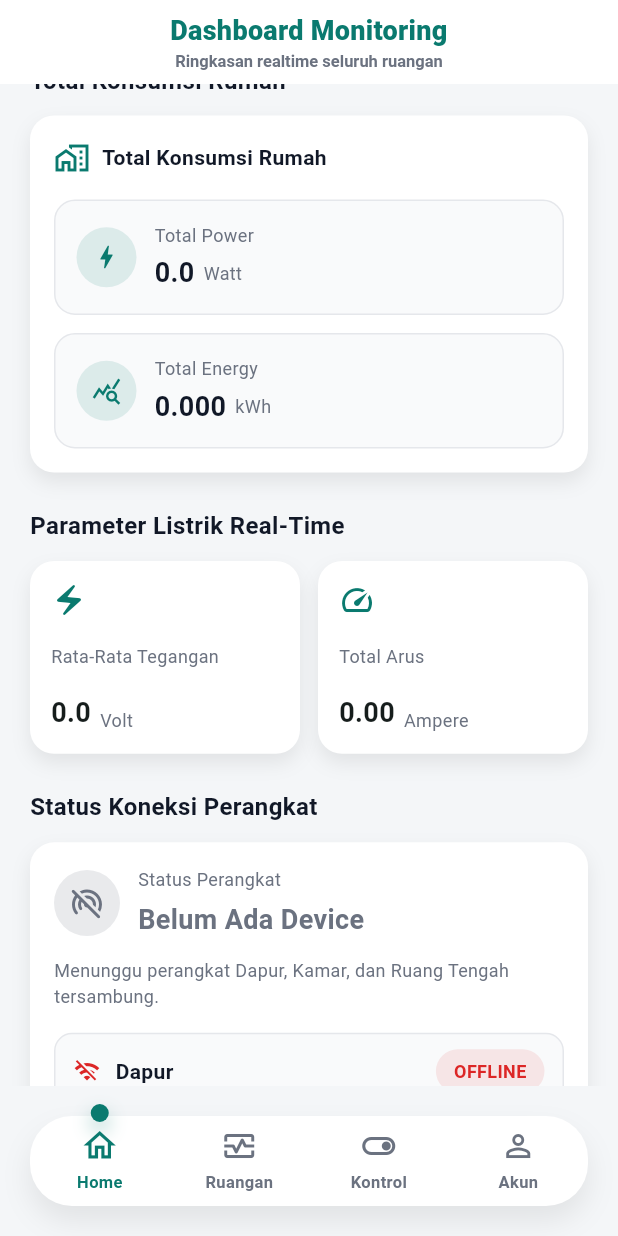
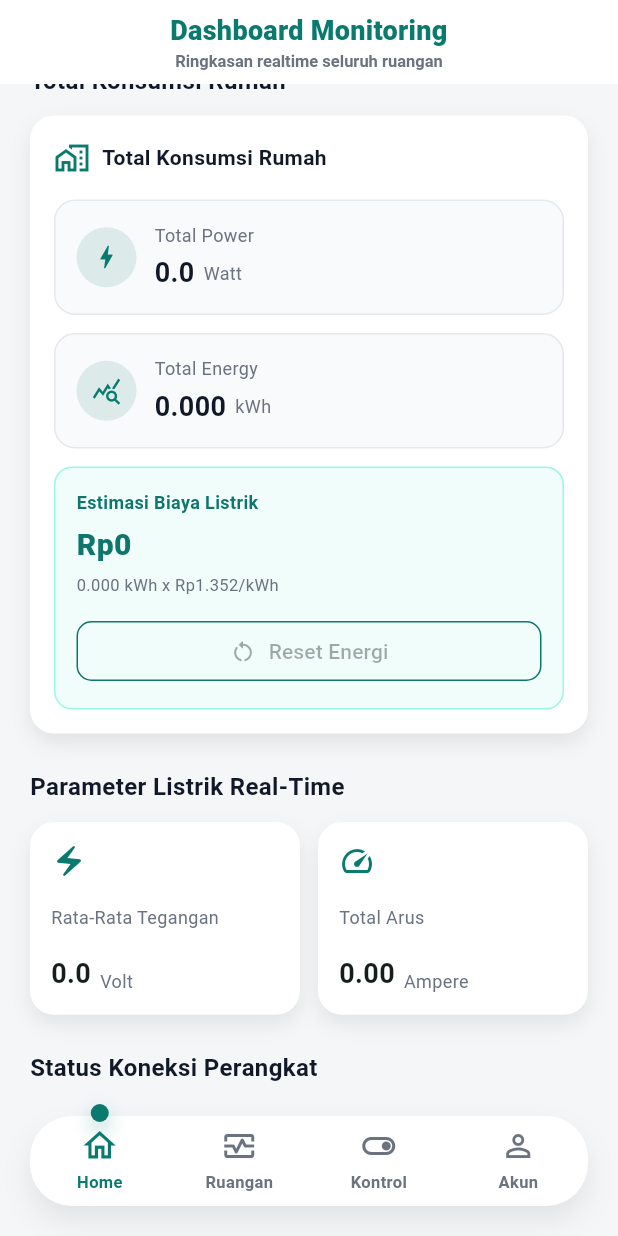
Before and after one commit to ridhoalpian/IoT-Power-Guard, a Flutter app: the HomeScreen screen opened directly, scrolled down 469 dp, on a phone screen of 412 x 824 dp. Run offline on Flutter 3.47's test engine with Material 3 defaults, Android fonts, the phone set to English and light mode, and no system bars; our stand-ins replace firebase_auth, firebase_core, firebase_database, firebase_messaging, flutter_local_notifications, google_sign_in and 1 more; accounts and stored records are empty.

Commit message:
feat: delete card popup & add cost total konsumsi

```diff
--- a/lib/core/features/home/widgets/home_widgets.dart
+++ b/lib/core/features/home/widgets/home_widgets.dart
@@ -263,12 +263,20 @@ class DeviceClassificationCard extends StatelessWidget {
 }
 
 class TotalConsumptionCard extends StatelessWidget {
-  const TotalConsumptionCard({super.key, required this.totalConsumption});
+  const TotalConsumptionCard({
+    super.key,
+    required this.totalConsumption,
+    this.onResetEnergy,
+  });
+
+  static const double _plnTariffPerKwh = 1352;
 
   final ElectricalData totalConsumption;
+  final VoidCallback? onResetEnergy;
 
   @override
   Widget build(BuildContext context) {
+    final estimatedCost = totalConsumption.energy * _plnTariffPerKwh;
     return _DashboardSurfaceCard(
       child: Padding(
         padding: const EdgeInsets.all(16),
@@ -335,11 +343,104 @@ class TotalConsumptionCard extends StatelessWidget {
                 );
               },
             ),
+            const SizedBox(height: 12),
+            Container(
+              width: double.infinity,
+              padding: const EdgeInsets.all(14),
+              decoration: BoxDecoration(
+                color: const Color(0xFFF0FDFA),
+                borderRadius: BorderRadius.circular(12),
+                border: Border.all(color: const Color(0xFF99F6E4)),
+              ),
+              child: LayoutBuilder(
+                builder: (context, constraints) {
+                  final isWide = constraints.maxWidth >= 420;
+                  final costInfo = Column(
+                    crossAxisAlignment: CrossAxisAlignment.start,
+                    children: [
+                      const Text(
+                        'Estimasi Biaya Listrik',
+                        style: TextStyle(
+                          fontSize: 12,
+                          color: Color(0xFF0F766E),
+                          fontWeight: FontWeight.w700,
+                        ),
+                      ),
+                      const SizedBox(height: 6),
+                      Text(
+                        _formatRupiah(estimatedCost),
+                        style: const TextStyle(
+                          fontSize: 20,
+                          color: Color(0xFF0F766E),
+                          fontWeight: FontWeight.w800,
+                        ),
+                      ),
+                      const SizedBox(height: 4),
+                      Text(
+                        '${totalConsumption.energy.toStringAsFixed(3)} kWh x Rp1.352/kWh',
+                        style: const TextStyle(
+                          fontSize: 11,
+                          color: Color(0xFF6B7280),
+                        ),
+                      ),
+                    ],
+                  );
+                  final resetButton = OutlinedButton.icon(
+                    onPressed: onResetEnergy,
+                    icon: const Icon(Icons.restart_alt_rounded, size: 18),
+                    label: const Text('Reset Energi'),
+                    style: OutlinedButton.styleFrom(
+                      foregroundColor: const Color(0xFF0F766E),
+                      side: const BorderSide(color: Color(0xFF0F766E)),
+                      padding: const EdgeInsets.symmetric(
+                        horizontal: 12,
+                        vertical: 10,
+                      ),
+                      shape: RoundedRectangleBorder(
+                        borderRadius: BorderRadius.circular(10),
+                      ),
+                    ),
+                  );
+
+                  if (isWide) {
+                    return Row(
+                      children: [
+                        Expanded(child: costInfo),
+                        const SizedBox(width: 12),
+                        resetButton,
+                      ],
+                    );
+                  }
+
+                  return Column(
+                    crossAxisAlignment: CrossAxisAlignment.start,
+                    children: [
+                      costInfo,
+                      const SizedBox(height: 12),
+                      SizedBox(width: double.infinity, child: resetButton),
+                    ],
+                  );
+                },
+              ),
+            ),
           ],
         ),
       ),
     );
   }
+}
+
+String _formatRupiah(double value) {
+  final rounded = value.round().toString();
+  final buffer = StringBuffer();
+  for (var index = 0; index < rounded.length; index++) {
+    final remaining = rounded.length - index;
+    buffer.write(rounded[index]);
+    if (remaining > 1 && remaining % 3 == 1) {
+      buffer.write('.');
+    }
+  }
+  return 'Rp$buffer';
 }
 
 class DeviceStatusCard extends StatelessWidget {
@@ -511,6 +612,7 @@ class ConnectionStatusCard extends StatelessWidget {
     final rooms = [
       RoomDashboardData(
         roomName: 'Dapur',
+        deviceName: null,
         deviceId: null,
         monitoring: ElectricalData.empty(),
         classification: ConsumptionLevel.low,
@@ -522,6 +624,7 @@ class ConnectionStatusCard extends StatelessWidget {
       ),
       RoomDashboardData(
         roomName: 'Kamar',
+        deviceName: null,
         deviceId: null,
         monitoring: ElectricalData.empty(),
         classification: ConsumptionLevel.low,
@@ -533,6 +636,7 @@ class ConnectionStatusCard extends StatelessWidget {
       ),
       RoomDashboardData(
         roomName: 'Ruang Tengah',
+        deviceName: null,
         deviceId: null,
         monitoring: ElectricalData.empty(),
         classification: ConsumptionLevel.low,
@@ -799,7 +903,7 @@ class _DeviceStatusRow extends StatelessWidget {
           const SizedBox(width: 10),
           Expanded(
             child: Text(
-              room.roomName,
+              room.deviceName ?? room.roomName,
               style: const TextStyle(
                 fontSize: 14,
                 fontWeight: FontWeight.w600,
--- a/lib/core/models/dashboard_snapshot.dart
+++ b/lib/core/models/dashboard_snapshot.dart
@@ -18,6 +18,7 @@ extension ConsumptionLevelX on ConsumptionLevel {
 class RoomDashboardData {
   const RoomDashboardData({
     required this.roomName,
+    required this.deviceName,
     required this.deviceId,
     required this.monitoring,
     required this.classification,
@@ -29,6 +30,7 @@ class RoomDashboardData {
   });
 
   final String roomName;
+  final String? deviceName;
   final String? deviceId;
   final ElectricalData monitoring;
   final ConsumptionLevel classification;
@@ -41,6 +43,7 @@ class RoomDashboardData {
   factory RoomDashboardData.placeholder(String roomName) {
     return RoomDashboardData(
       roomName: roomName,
+      deviceName: null,
       deviceId: null,
       monitoring: ElectricalData.empty(),
       classification: ConsumptionLevel.low,
```
Also changed, not shown: lib/core/features/home/pages/dashboard_page.dart (+71 -1 lines), lib/core/services/firebase_service.dart (+17 -0 lines).
